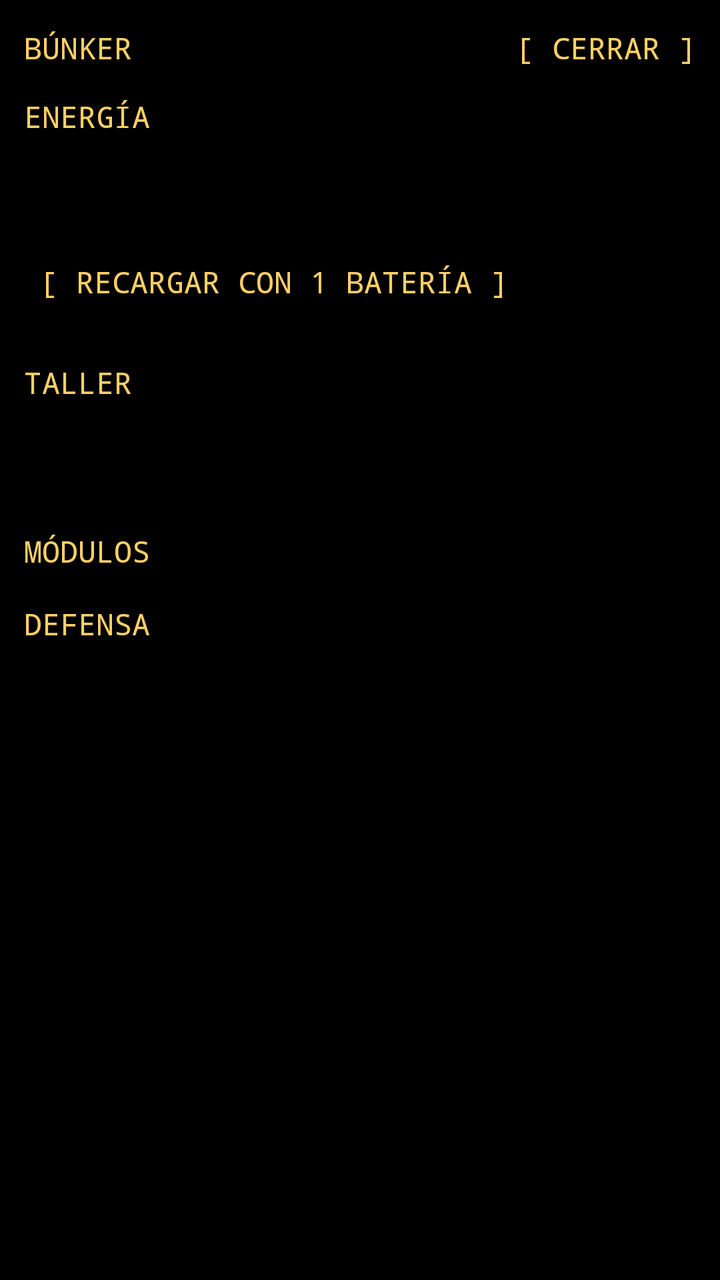
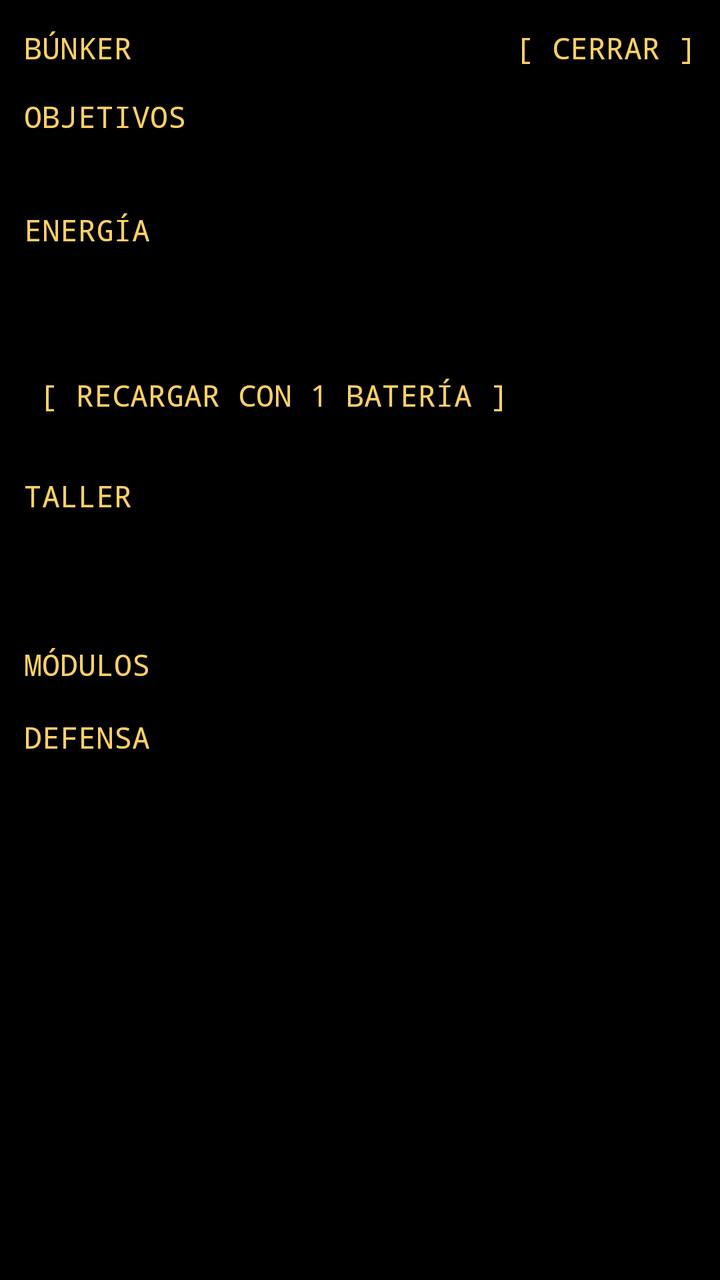

An Android layout rendered at two revisions. The XML below is the earlier revision; the diff shows what the commit changed to produce the second picture.
<!-- AndroidManifest.xml: application theme Theme.Estatica -->
<!-- res/layout/panel_bunker.xml -->
<?xml version="1.0" encoding="utf-8"?>
<LinearLayout xmlns:android="http://schemas.android.com/apk/res/android"
    xmlns:tools="http://schemas.android.com/tools"
    android:layout_width="match_parent"
    android:layout_height="match_parent"
    android:background="@color/terminal_bg"
    android:clickable="true"
    android:focusable="true"
    android:orientation="vertical"
    tools:ignore="Overdraw">

    <LinearLayout
        android:layout_width="match_parent"
        android:layout_height="wrap_content"
        android:gravity="center_vertical"
        android:orientation="horizontal">

        <TextView
            style="@style/TerminalText.Bright"
            android:layout_width="0dp"
            android:layout_height="wrap_content"
            android:layout_marginStart="12dp"
            android:layout_weight="1"
            android:accessibilityHeading="true"
            android:text="@string/panel_bunker_title"
            tools:targetApi="28" />

        <TextView
            android:id="@+id/bunkerClose"
            style="@style/TerminalButton"
            android:layout_width="wrap_content"
            android:layout_height="wrap_content"
            android:layout_marginEnd="4dp"
            android:text="@string/panel_close" />
    </LinearLayout>

    <ScrollView
        android:layout_width="match_parent"
        android:layout_height="0dp"
        android:layout_weight="1">

        <LinearLayout
            android:layout_width="match_parent"
            android:layout_height="wrap_content"
            android:orientation="vertical"
            android:paddingHorizontal="12dp"
            android:paddingBottom="16dp">

            <TextView
                style="@style/TerminalText.Bright"
                android:layout_width="match_parent"
                android:layout_height="wrap_content"
                android:text="@string/energy_title" />

            <TextView
                android:id="@+id/energy"
                style="@style/TerminalText"
                android:layout_width="match_parent"
                android:layout_height="wrap_content"
                android:accessibilityLiveRegion="polite" />

            <LinearLayout
                android:id="@+id/consumers"
                android:layout_width="match_parent"
                android:layout_height="wrap_content"
                android:orientation="vertical" />

            <TextView
                android:id="@+id/reserve"
                style="@style/TerminalText"
                android:layout_width="match_parent"
                android:layout_height="wrap_content"
                android:layout_marginTop="8dp" />

            <TextView
                android:id="@+id/recharge"
                style="@style/TerminalButton"
                android:layout_width="wrap_content"
                android:layout_height="wrap_content"
                android:text="@string/recharge_button" />

            <TextView
                style="@style/TerminalText.Bright"
                android:layout_width="match_parent"
                android:layout_height="wrap_content"
                android:layout_marginTop="16dp"
                android:text="@string/workshop_title" />

            <LinearLayout
                android:id="@+id/jobs"
                android:layout_width="match_parent"
                android:layout_height="wrap_content"
                android:orientation="vertical" />

            <TextView
                android:id="@+id/craft"
                style="@style/TerminalButton"
                android:layout_width="wrap_content"
                android:layout_height="wrap_content" />

            <TextView
                style="@style/TerminalText.Bright"
                android:layout_width="match_parent"
                android:layout_height="wrap_content"
                android:layout_marginTop="16dp"
                android:text="@string/modules_title" />

            <LinearLayout
                android:id="@+id/modules"
                android:layout_width="match_parent"
                android:layout_height="wrap_content"
                android:orientation="vertical" />

            <TextView
                style="@style/TerminalText.Bright"
                android:layout_width="match_parent"
                android:layout_height="wrap_content"
                android:layout_marginTop="16dp"
                android:text="@string/defense_title" />

            <TextView
                android:id="@+id/defense"
                style="@style/TerminalText"
                android:layout_width="match_parent"
                android:layout_height="wrap_content" />
        </LinearLayout>
    </ScrollView>
</LinearLayout>
<!-- resources referenced by this layout -->
<resources>
  <color name="terminal_bg">#000000</color>
  <string name="defense_title">DEFENSA</string>
  <string name="energy_title">ENERGÍA</string>
  <string name="modules_title">MÓDULOS</string>
  <string name="panel_bunker_title">BÚNKER</string>
  <string name="panel_close">[ CERRAR ]</string>
  <string name="recharge_button">[ RECARGAR CON 1 BATERÍA ]</string>
  <string name="workshop_title">TALLER</string>
  <style name="TerminalButton" parent="TerminalText.Bright">
          <item name="android:background">@drawable/bg_terminal_button</item>
          <item name="android:minHeight">48dp</item>
          <item name="android:gravity">center_vertical</item>
          <item name="android:paddingStart">8dp</item>
          <item name="android:paddingEnd">8dp</item>
          <item name="android:clickable">true</item>
          <item name="android:focusable">true</item>
      </style>
  <style name="TerminalText">
          <item name="android:fontFamily">monospace</item>
          <item name="android:textSize">15sp</item>
          <item name="android:textColor">@color/amber</item>
          <item name="android:lineSpacingMultiplier">1.15</item>
      </style>
  <style name="TerminalText.Bright">
          <item name="android:textColor">@color/amber_bright</item>
      </style>
  <style name="Theme.Estatica" parent="android:Theme.Material.NoActionBar">
          <item name="android:windowBackground">@color/terminal_bg</item>
          <item name="android:statusBarColor">@color/terminal_bg</item>
          <item name="android:navigationBarColor">@color/terminal_bg</item>
          <item name="android:colorAccent">@color/amber</item>
          <item name="android:colorControlActivated">@color/amber</item>
          <item name="android:textColorHighlight">@color/amber_dim</item>
          <item name="android:textColorPrimary">@color/amber</item>
      </style>
  <!-- drawable bg_terminal_button (drawable) -->
  <?xml version="1.0" encoding="utf-8"?>
  <ripple xmlns:android="http://schemas.android.com/apk/res/android"
      android:color="@color/amber_hint">
      <item android:id="@android:id/mask">
          <color android:color="@color/amber" />
      </item>
  </ripple>
  <color name="amber">#FFB000</color>
  <color name="amber_bright">#FFD066</color>
  <color name="amber_dim">#B37B00</color>
  <color name="amber_hint">#664600</color>
</resources>

<!-- the commit's change to res/layout/panel_bunker.xml (unified diff, before → after) -->
@@ -45,6 +45,19 @@
             android:orientation="vertical"
             android:paddingHorizontal="12dp"
             android:paddingBottom="16dp">
+
+            <TextView
+                style="@style/TerminalText.Bright"
+                android:layout_width="match_parent"
+                android:layout_height="wrap_content"
+                android:text="@string/goals_title" />
+
+            <TextView
+                android:id="@+id/goals"
+                style="@style/TerminalText"
+                android:layout_width="match_parent"
+                android:layout_height="wrap_content"
+                android:layout_marginBottom="16dp" />
 
             <TextView
                 style="@style/TerminalText.Bright"
<!-- resource entries referenced after the edit -->
@@ -3,6 +3,7 @@
   <color name="terminal_bg">#000000</color>
   <string name="defense_title">DEFENSA</string>
   <string name="energy_title">ENERGÍA</string>
+  <string name="goals_title">OBJETIVOS</string>
   <string name="modules_title">MÓDULOS</string>
   <string name="panel_bunker_title">BÚNKER</string>
   <string name="panel_close">[ CERRAR ]</string>
